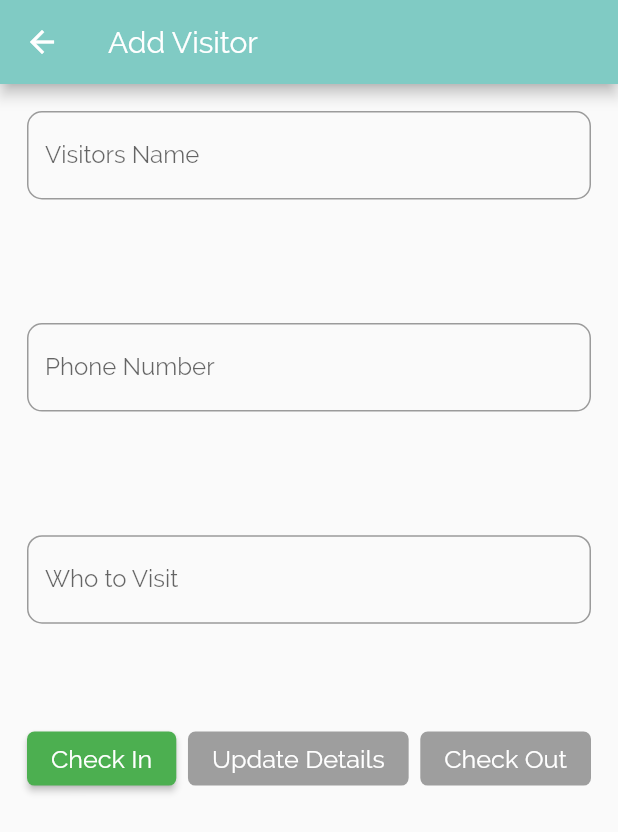
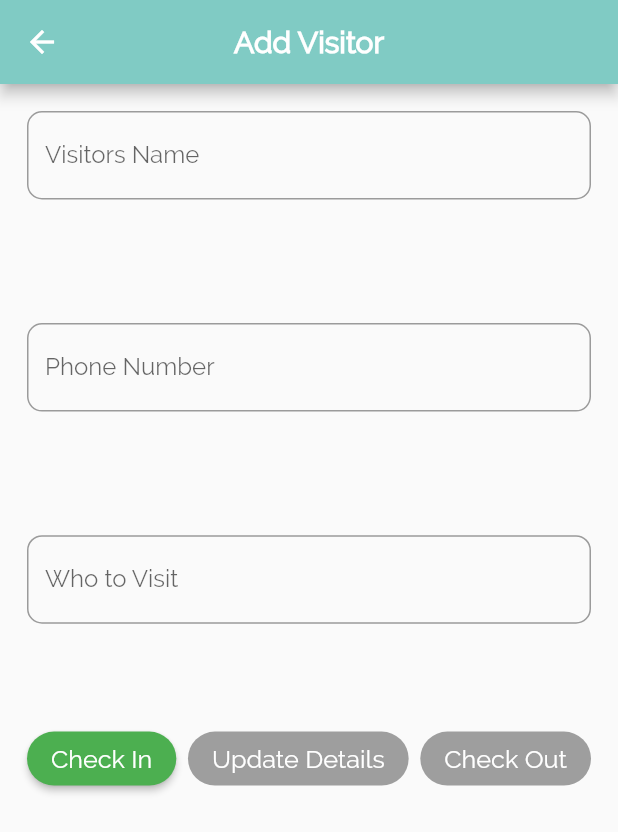
Before and after one commit to faithomotoso/Security-Log-Android-Application, a Flutter app: the VisitorDetail screen opened directly, on a phone screen of 412 x 824 dp. Shown: the top 832 px of the screen. Run offline on Flutter 3.47's test engine with Material 2 defaults, Android fonts, the phone set to English and light mode, and no system bars; our stand-ins replace sqflite; accounts and stored records are empty; statements that could not run were skipped.

Commit message:
Code cleanup

```diff
--- a/lib/models/Visitor.dart
+++ b/lib/models/Visitor.dart
@@ -5,8 +5,6 @@ import 'package:scoped_model/scoped_model.dart';
 
 class Visitor {
   static Visitor visitor;
-
-//  Visitor._createInstance();
 
   int id;
   String visitor_name;
@@ -41,10 +39,6 @@ class Visitor {
     return time;
   }
 
-//  @override
-//  String toString() {
-//    return "${visitor.visitor_name}";
-//  }
 
   // convert database entry to a Visitor object
   Visitor.fromMapObject(Map<String, dynamic> db_result) {
--- a/lib/screens/visitor_detail.dart
+++ b/lib/screens/visitor_detail.dart
@@ -37,7 +37,6 @@ class _VisitorDetailState extends State<VisitorDetail> {
 
     if (widget.title.toLowerCase() == "add visitor") {
       disableCheckIn = false;
-//      disableUpdateDetail = false;
     } else {
       disableCheckIn = true;
     }
@@ -58,9 +57,9 @@ class _VisitorDetailState extends State<VisitorDetail> {
         iconTheme: IconThemeData(color: Colors.white),
         title: Text(
           widget.title,
-          style: TextStyle(color: Colors.white),
-//          textScaleFactor: 1.3,
+          style: TextStyle(color: Colors.white, fontWeight: FontWeight.bold),
         ),
+        centerTitle: true,
       ),
       body: Padding(
         padding: EdgeInsets.all(18.0),
@@ -121,12 +120,11 @@ class _VisitorDetailState extends State<VisitorDetail> {
                     mainAxisAlignment: MainAxisAlignment.spaceBetween,
                     children: <Widget>[
                       MaterialButton(
-                        onPressed:
-                        disableCheckIn ? null : () => checkIn(),
+                        onPressed: disableCheckIn ? null : () => checkIn(),
                         color: Colors.green,
                         disabledColor: Colors.grey,
                         shape: RoundedRectangleBorder(
-                            borderRadius: BorderRadius.circular(5.0)),
+                            borderRadius: BorderRadius.circular(25.0)),
                         textColor: Colors.white,
                         child: Text(
                           "Check In",
@@ -134,12 +132,11 @@ class _VisitorDetailState extends State<VisitorDetail> {
                         ),
                       ),
                       MaterialButton(
-                        onPressed: disableUpdateDetail
-                            ? null
-                            : () => updateDetails(),
-                        color: Colors.lime,
+                        onPressed:
+                            disableUpdateDetail ? null : () => updateDetails(),
+                        color: Colors.orangeAccent,
                         shape: RoundedRectangleBorder(
-                            borderRadius: BorderRadius.circular(5.0)),
+                            borderRadius: BorderRadius.circular(25.0)),
                         textColor: Colors.white,
                         disabledColor: Colors.grey,
                         child: Text(
@@ -148,11 +145,10 @@ class _VisitorDetailState extends State<VisitorDetail> {
                         ),
                       ),
                       MaterialButton(
-                        onPressed:
-                        disableCheckOut ? null : () => checkOut(),
+                        onPressed: disableCheckOut ? null : () => checkOut(),
                         color: Colors.redAccent,
                         shape: RoundedRectangleBorder(
-                            borderRadius: BorderRadius.circular(5.0)),
+                            borderRadius: BorderRadius.circular(25.0)),
                         textColor: Colors.white,
                         disabledColor: Colors.grey,
                         child: Text(
@@ -188,7 +184,6 @@ class _VisitorDetailState extends State<VisitorDetail> {
       if (result != 0) {
         showAlertDialog(nameController.text, "Checked in Successfully.");
         disableCheckIn = true;
-//        Navigator.pop(context);
       } else {
         showAlertDialog("Error", "Couldn't check in $nameController");
       }
```
Also changed, not shown: lib/main.dart (+17 -20 lines), lib/models/AppModel.dart (+2 -8 lines), lib/screens/visitor_list.dart (+42 -89 lines), lib/utils/db_util.dart (+0 -10 lines).
